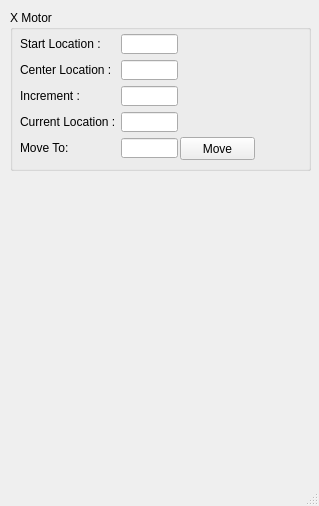
Old version of the form gridscan_mainwin.ui in the repository hgarbeil/GridScan.
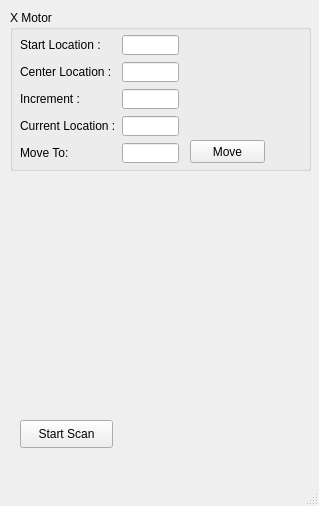
New version of the form.

Commit message: Signals and slots working, need to connect to move motors.

```diff
--- a/gridscan_mainwin.ui
+++ b/gridscan_mainwin.ui
@@ -29,8 +29,8 @@
     <widget class="QPushButton" name="x_MoveButton">
      <property name="geometry">
       <rect>
-       <x>170</x>
-       <y>127</y>
+       <x>180</x>
+       <y>130</y>
        <width>75</width>
        <height>23</height>
       </rect>
@@ -39,13 +39,13 @@
       <string>Move</string>
      </property>
     </widget>
-    <widget class="QWidget" name="">
+    <widget class="QWidget" name="layoutWidget">
      <property name="geometry">
       <rect>
        <x>10</x>
        <y>24</y>
-       <width>158</width>
-       <height>126</height>
+       <width>159</width>
+       <height>130</height>
       </rect>
      </property>
      <layout class="QGridLayout" name="gridLayout">
@@ -167,6 +167,19 @@
      </layout>
     </widget>
    </widget>
+   <widget class="QPushButton" name="StartScanButton">
+    <property name="geometry">
+     <rect>
+      <x>20</x>
+      <y>420</y>
+      <width>93</width>
+      <height>28</height>
+     </rect>
+    </property>
+    <property name="text">
+     <string>Start Scan</string>
+    </property>
+   </widget>
   </widget>
   <widget class="QMenuBar" name="menubar">
    <property name="geometry">
```
Left out of the diff: 2 changed lines with no effect on the pictures. The commit also changes 2 other files.
